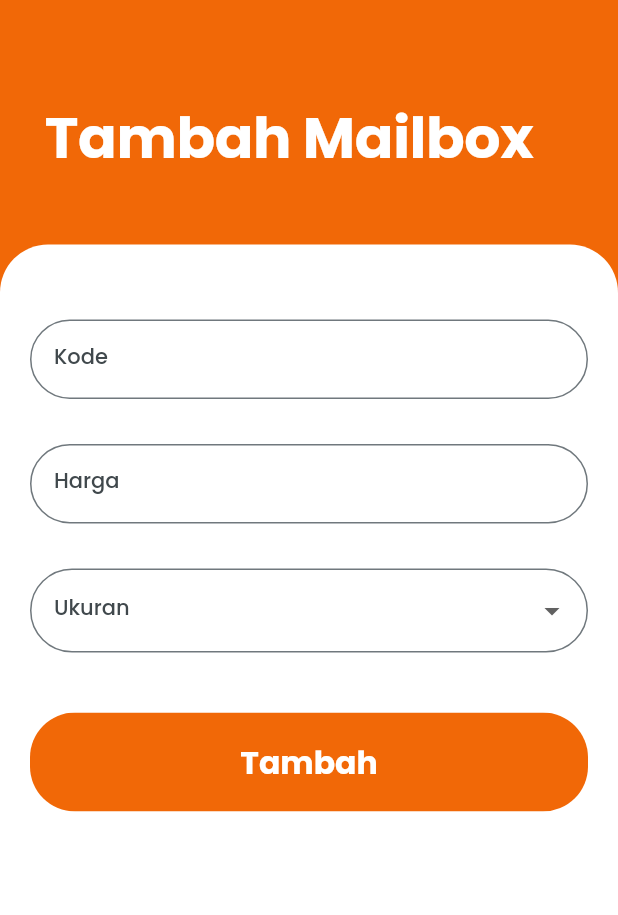
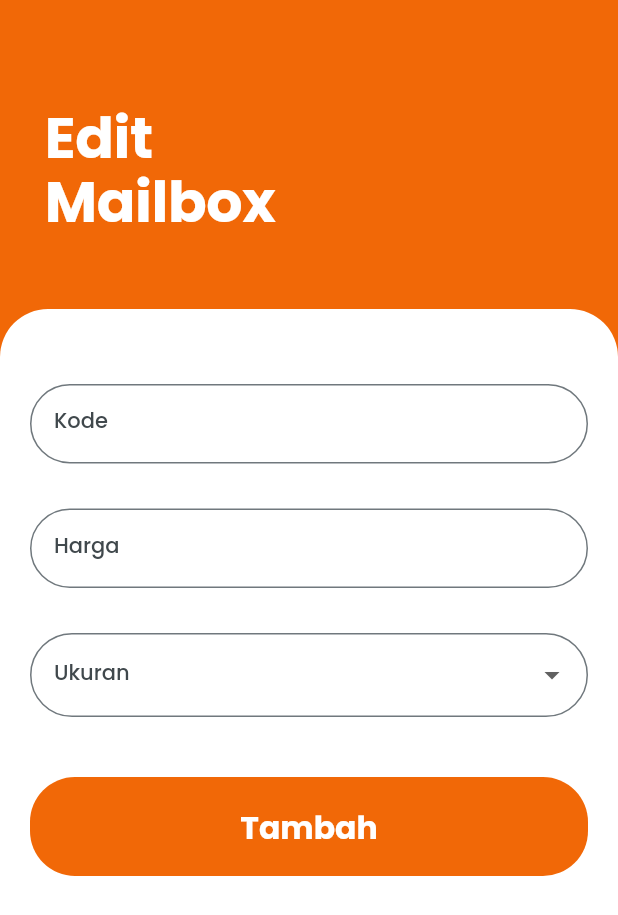
Before and after one commit to MirrorBottle/simpanin, a Flutter app: the screen it shows after launch, on a phone screen of 412 x 824 dp. Shown: the top 915 px of the screen. Run offline on Flutter 3.47's test engine with Material 2 defaults, Android fonts, the phone set to English and light mode, and no system bars; our stand-ins replace cloud_firestore, firebase_auth, firebase_core, flutter_easyloading, flutter_onboarding_slider, flutter_svg and 6 more; accounts and stored records are empty.

Commit message:
feat (mailbox): buat tampilan staff mailbox edit

```diff
--- a/lib/main.dart
+++ b/lib/main.dart
@@ -10,6 +10,7 @@ import 'package:simpanin/pages/profile/profile.dart';
 import 'package:simpanin/firebase_options.dart';
 import 'package:simpanin/pages/staff/mailbox/mailbox_create.dart';
 import 'package:simpanin/pages/staff/mailbox/mailbox_detail.dart';
+import 'package:simpanin/pages/staff/mailbox/mailbox_edit.dart';
 import 'package:simpanin/pages/staff/mailbox/mailbox_list.dart';
 
 Future<void> main() async {
@@ -67,7 +68,7 @@ class MyApp extends StatelessWidget {
             inputDecorationTheme: InputDecorationTheme(
                 border: OutlineInputBorder(
                     borderRadius: BorderRadius.circular(30)))),
-        home: const StaffMailboxCreateScreen(),
+        home: const StaffMailboxEditScreen(),
         builder: EasyLoading.init());
   }
 }
--- a/lib/pages/staff/mailbox/mailbox_edit.dart
+++ b/lib/pages/staff/mailbox/mailbox_edit.dart
@@ -1,4 +1,5 @@
 import 'package:flutter/material.dart';
+import 'package:simpanin/components/button_component.dart';
 
 class StaffMailboxEditScreen extends StatefulWidget {
   const StaffMailboxEditScreen({super.key});
@@ -8,8 +9,106 @@ class StaffMailboxEditScreen extends StatefulWidget {
 }
 
 class _StaffMailboxEditScreenState extends State<StaffMailboxEditScreen> {
+  final TextEditingController _kodeController = TextEditingController();
+  final TextEditingController _hargaController = TextEditingController();
+
+  List<String> ukuran = ['1 x 1', '2 x 2', '1 x 3'];
+  String? _selectedUkuran;
+
+  bool loading = false;
+
+  void _handleTambah() async {
+  }
+
   @override
   Widget build(BuildContext context) {
-    return const Placeholder();
+    return Scaffold(
+      backgroundColor: const Color(0xFFF16807),
+      body: Column(
+        crossAxisAlignment: CrossAxisAlignment.start,
+        children: <Widget>[
+          Container(
+            padding: const EdgeInsets.only(
+                top: 60.0, left: 30.0, right: 30.0, bottom: 40.0),
+            child: Column(
+              crossAxisAlignment: CrossAxisAlignment.start,
+              children: <Widget>[
+                const SizedBox(
+                  height: 10.0,
+                ),
+                Text(
+                  'Edit \nMailbox',
+                  style: Theme.of(context).textTheme.displayLarge,
+                ),
+                const SizedBox(
+                  height: 10.0,
+                ),
+              ],
+            ),
+          ),
+
+          Expanded(
+            child: Container(
+              constraints: BoxConstraints(
+                minHeight: MediaQuery.of(context).size.height - 210),
+                width: MediaQuery.of(context).size.width,
+                padding: const EdgeInsets.all(20.0),
+                decoration: BoxDecoration(
+                borderRadius: const BorderRadius.only(
+                    topRight: Radius.circular(32),
+                    topLeft: Radius.circular(32)),
+                color: Theme.of(context).colorScheme.background,
+              ),
+              child: Column(
+                crossAxisAlignment: CrossAxisAlignment.center,
+                children: [
+                  const SizedBox(height: 30),
+                    TextField(
+                      controller: _kodeController,
+                      decoration: const InputDecoration(
+                        labelText: 'Kode',
+                        hintText: "Masukkan Kode",
+                      ),
+                  ),
+                  const SizedBox(height: 30),
+                    TextField(
+                      controller: _hargaController,
+                      decoration: const InputDecoration(
+                        labelText: 'Harga',
+                        hintText: "Masukkan Harga",
+                      ),
+                  ),
+                  const SizedBox(height: 30),
+                  DropdownButtonFormField<String>(
+                    value: _selectedUkuran,
+                    onChanged: (newValue) {
+                      setState(() {
+                        _selectedUkuran = newValue;
+                      });
+                    },
+                    items: ukuran.map<DropdownMenuItem<String>>((String value) {
+                      return DropdownMenuItem<String>(
+                        value: value,
+                        child: Text(value),
+                      );
+                    }).toList(),
+                    decoration: const InputDecoration(
+                      labelText: 'Ukuran',
+                    ),
+                    isExpanded: true,
+                  ),
+                  const SizedBox(height: 40),
+                  ButtonComponent(
+                    loading: loading,
+                    buttontext: "Tambah",
+                    onPressed: _handleTambah,
+                  ),
+                ],
+              ),
+            ),
+          ),
+        ],
+      ),
+    );
   }
 }
```
